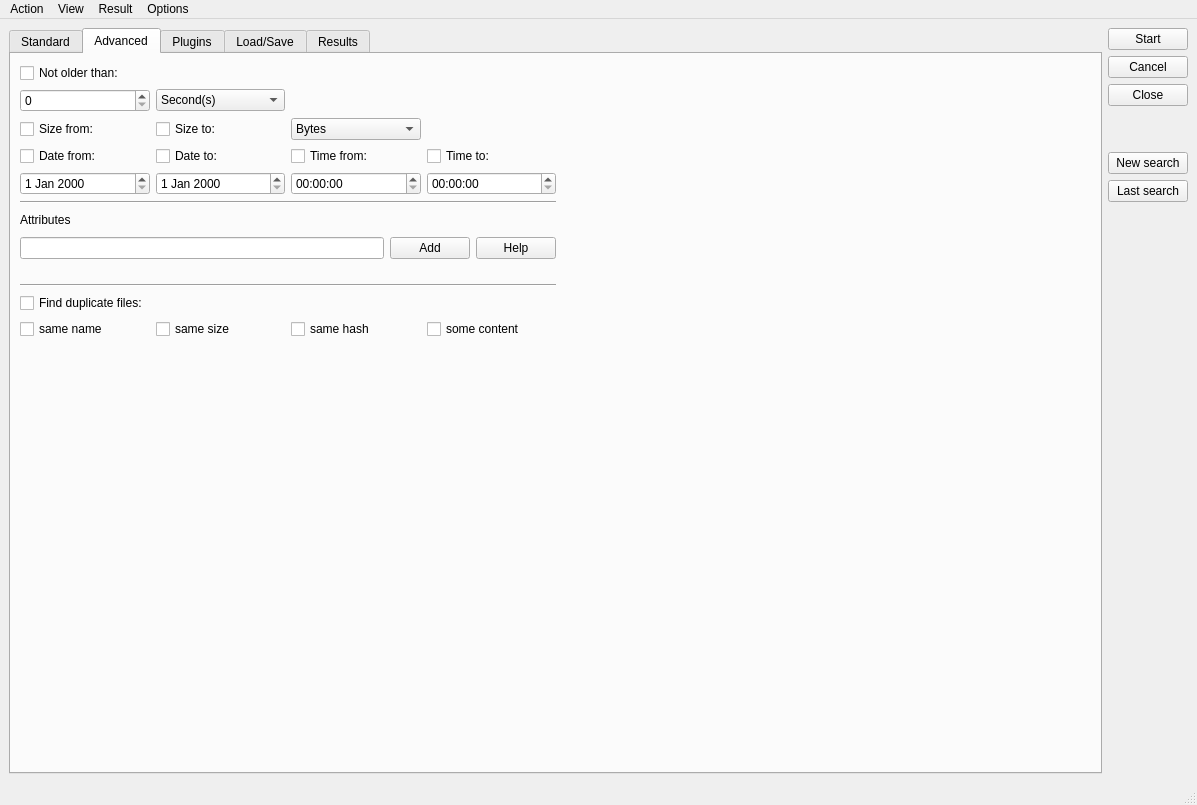
This is qtdesigner/search.ui in YevhenVieskov/pyCommander as Qt 5 draws it before an edit. The edited form follows.
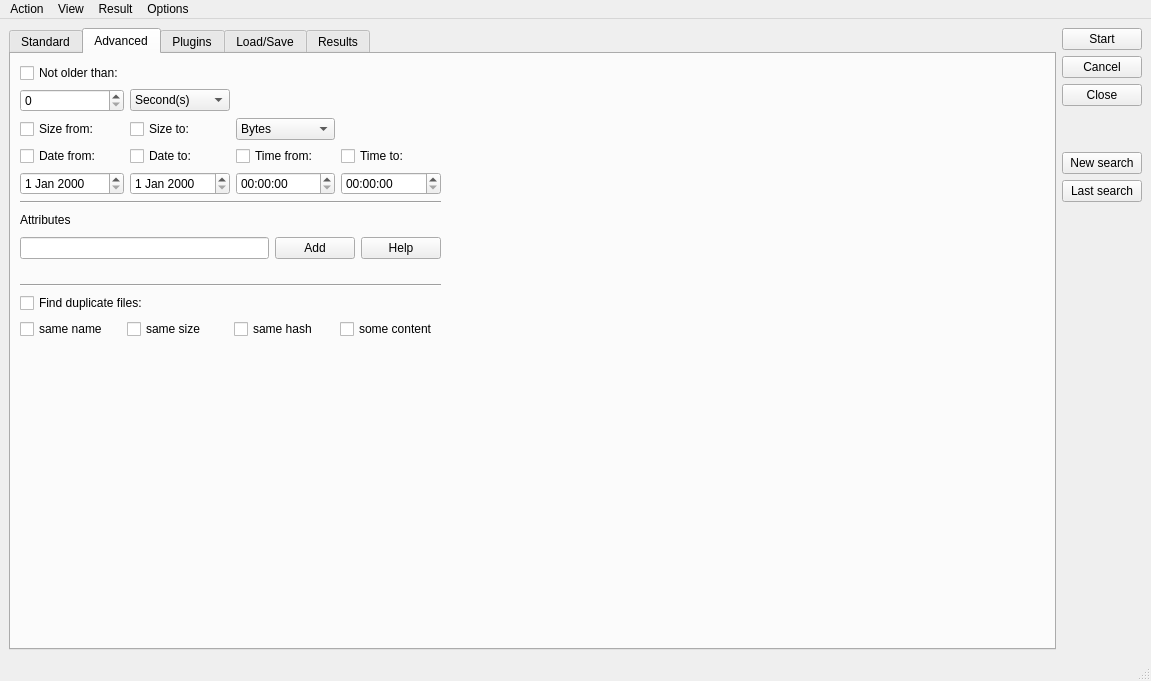
This is the edited form. The open tabs and pages were chosen to show the change.

```diff
--- a/qtdesigner/search.ui
+++ b/qtdesigner/search.ui
@@ -6,8 +6,8 @@
    <rect>
     <x>0</x>
     <y>0</y>
-    <width>1197</width>
-    <height>805</height>
+    <width>1151</width>
+    <height>681</height>
    </rect>
   </property>
   <property name="windowTitle">
@@ -871,7 +871,7 @@
           </property>
           <property name="sizeHint" stdset="0">
            <size>
-            <width>515</width>
+            <width>604</width>
             <height>20</height>
            </size>
           </property>
@@ -891,7 +891,7 @@
           </property>
           <property name="sizeHint" stdset="0">
            <size>
-            <width>515</width>
+            <width>604</width>
             <height>20</height>
            </size>
           </property>
@@ -928,7 +928,7 @@
           </property>
           <property name="sizeHint" stdset="0">
            <size>
-            <width>515</width>
+            <width>604</width>
             <height>20</height>
            </size>
           </property>
@@ -962,7 +962,7 @@
           </property>
           <property name="sizeHint" stdset="0">
            <size>
-            <width>515</width>
+            <width>604</width>
             <height>20</height>
            </size>
           </property>
@@ -975,7 +975,7 @@
           </property>
           <property name="sizeHint" stdset="0">
            <size>
-            <width>515</width>
+            <width>604</width>
             <height>20</height>
            </size>
           </property>
@@ -1019,7 +1019,7 @@
           </property>
           <property name="sizeHint" stdset="0">
            <size>
-            <width>515</width>
+            <width>604</width>
             <height>20</height>
            </size>
           </property>
@@ -1064,7 +1064,7 @@
           </property>
           <property name="sizeHint" stdset="0">
            <size>
-            <width>515</width>
+            <width>604</width>
             <height>20</height>
            </size>
           </property>
@@ -1413,7 +1413,7 @@
     <rect>
      <x>0</x>
      <y>0</y>
-     <width>1197</width>
+     <width>1151</width>
      <height>26</height>
     </rect>
    </property>
```
Left out of the diff: 75 changed lines with no effect on the pictures.
